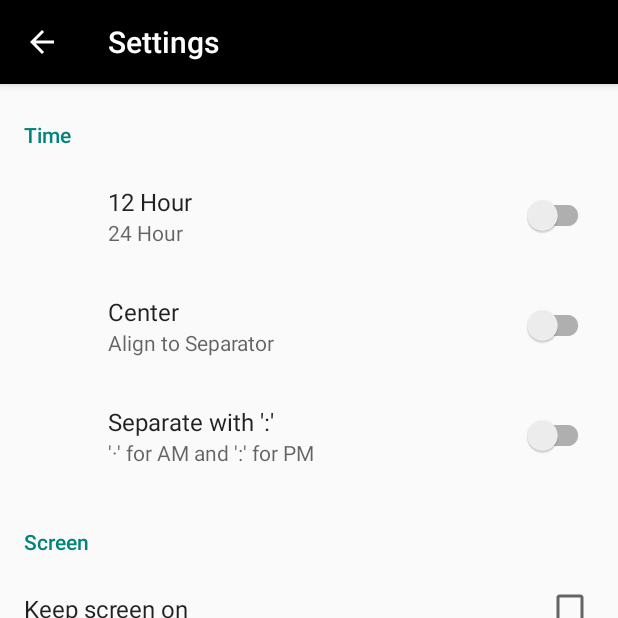
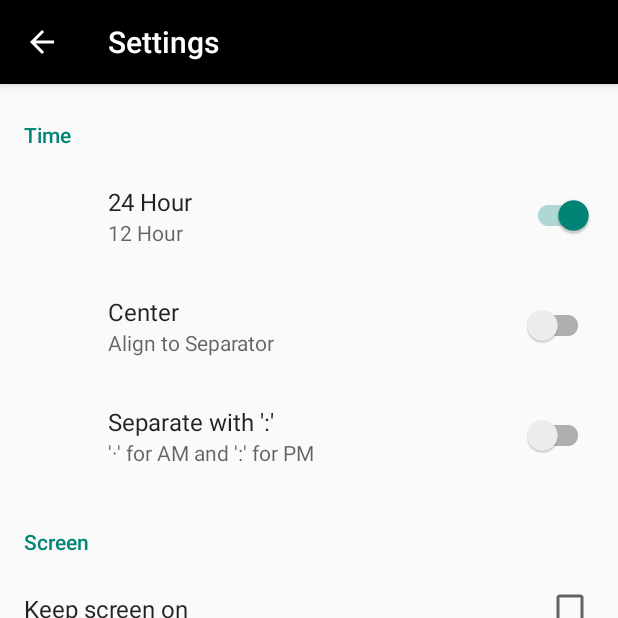
Before and after one commit to dfyockey/RomanDigital, an Android app: the SettingsActivity screen opened directly, with no data from a screen before it, on a phone screen of 412 x 824 dp, the top half of it. Run offline under Robolectric (Android 15) with nearby library versions, the phone set to English and light mode, and no system bars; our stand-ins replace androidx.preference.

Commit message:
Swap order of format a/b switch options
- Facilitates disabling the ampm separator a/b switch by when
 appropriate by using its dependency attribute
- This change is not ideal, as I'd really prefer the 12 hour format
  option to be on the left and the 24 hour to be on the right, but it's
  the simplest solution and it's only a problem of personal opinion.

```diff
--- a/app/src/main/java/net/diffengine/romandigitalclock/MainActivity.java
+++ b/app/src/main/java/net/diffengine/romandigitalclock/MainActivity.java
@@ -86,7 +86,7 @@ public class MainActivity extends AppCompatActivity {
     private void updateTimeDisplay() {
         // Negate romantime.now arguments where needed to accommodate chosen state arrangement of
         // a/b switches, where false/true states depend on chosen left/right positions
-        String now = romantime.now( !(opt.get(ampm)), opt.get(ampmSeparator), !(opt.get(alignment)) );
+        String now = romantime.now( opt.get(ampm), opt.get(ampmSeparator), !(opt.get(alignment)) );
 
         // IMPORTANT: For the String returned by romantime.now to be correctly aligned in
         //            TimeDisplay textview, TextDisplay.typeface MUST be set in activity_main.xml
@@ -154,13 +154,13 @@ public class MainActivity extends AppCompatActivity {
             int display_width = displayMetrics.widthPixels;
 
             //noinspection DataFlowIssue
-            String maxtime_fill = getString((opt.get(ampm) == left) ? R.string.civ_fill : R.string.mil_fill);
+            String maxtime_fill = getString((opt.get(ampm) == right) ? R.string.civ_fill : R.string.mil_fill);
             int maxtime_width_in_chars = maxtime_fill.length();
 
             char_width_in_pixels = (float)display_width / (float)maxtime_width_in_chars;
 
             // Set the separator to ':' when 24-hour format is selected
-            if ( opt.get(ampm) == right ) {
+            if ( opt.get(ampm) == left ) {
                 SharedPreferences sp = PreferenceManager.getDefaultSharedPreferences(getApplicationContext());
                 SharedPreferences.Editor editor = sp.edit();
                 editor.putBoolean(ampmSeparator, left);
--- a/app/src/main/java/net/diffengine/romandigitalclock/TimeDisplayWidget.java
+++ b/app/src/main/java/net/diffengine/romandigitalclock/TimeDisplayWidget.java
@@ -28,7 +28,7 @@ public class TimeDisplayWidget extends AppWidgetProvider {
         boolean ampmSeparator = sp.getBoolean("chkbox_ampm_separator", false);
         boolean alignment     = sp.getBoolean("chkbox_alignment", false);
 
-        if (ampmSeparator && ampm) {
+        if (ampmSeparator && !ampm) {
             SharedPreferences.Editor editor = sp.edit();
             editor.putBoolean("chkbox_ampm_separator", false);
             editor.commit();
@@ -36,7 +36,7 @@ public class TimeDisplayWidget extends AppWidgetProvider {
 
         // Negate romantime.now arguments where needed to accommodate chosen state arrangement of
         // a/b switches, where false/true states depend on chosen left/right positions
-        CharSequence widgetText = romantime.now(!ampm, ampmSeparator, !alignment);
+        CharSequence widgetText = romantime.now(ampm, ampmSeparator, !alignment);
         RemoteViews views = new RemoteViews(context.getPackageName(), R.layout.time_display_widget);
         views.setTextViewText(R.id.appwidget_text, widgetText);
         return views;
--- a/app/src/main/res/xml/app_preferences.xml
+++ b/app/src/main/res/xml/app_preferences.xml
@@ -68,9 +68,9 @@
         app:iconSpaceReserved="false">
         <SwitchPreferenceCompat android:layout="@layout/a_b_switch_layout"
             android:key="chkbox_format"
-            android:defaultValue="@string/left"
-            android:title="12 Hour"
-            android:summary="24 Hour" />
+            android:defaultValue="@string/right"
+            android:title="24 Hour"
+            android:summary="12 Hour" />
         <SwitchPreferenceCompat android:layout="@layout/a_b_switch_layout"
             android:key="chkbox_alignment"
             android:defaultValue="@string/left"
@@ -80,7 +80,8 @@
             android:key="chkbox_ampm_separator"
             android:defaultValue="@string/left"
             android:title="Separate with ':'"
-            android:summary="\'·\' for AM and \':\' for PM" />
+            android:summary="\'·\' for AM and \':\' for PM"
+            android:dependency="chkbox_format"/>
     </PreferenceCategory>
 
     <!--
```
